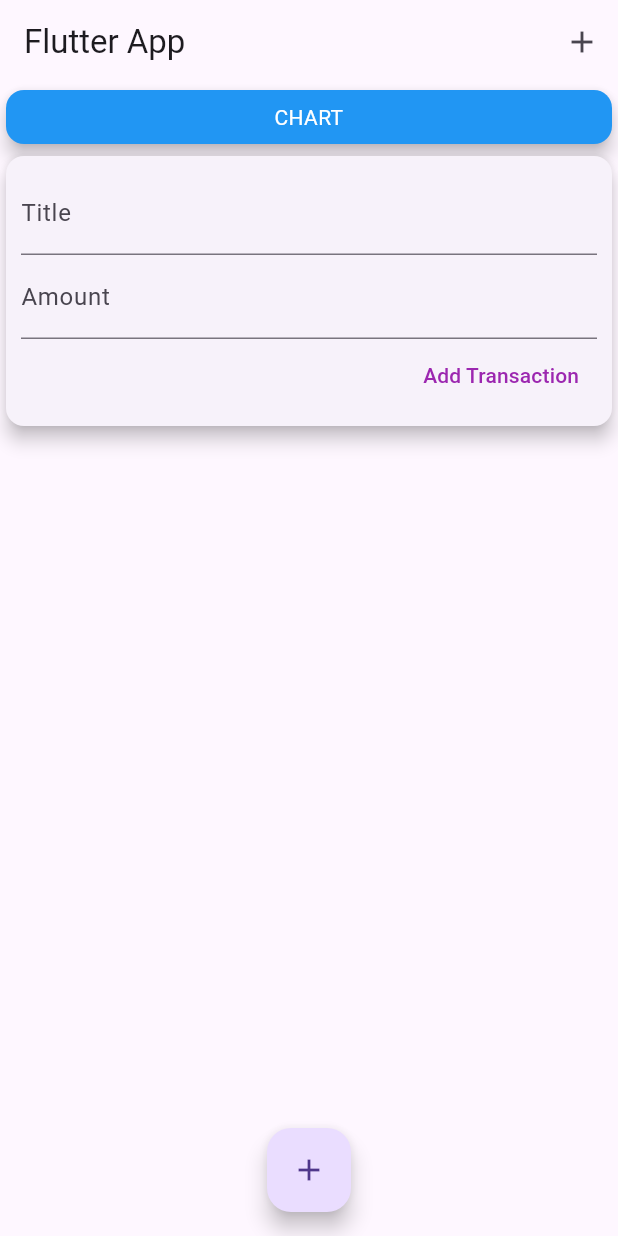
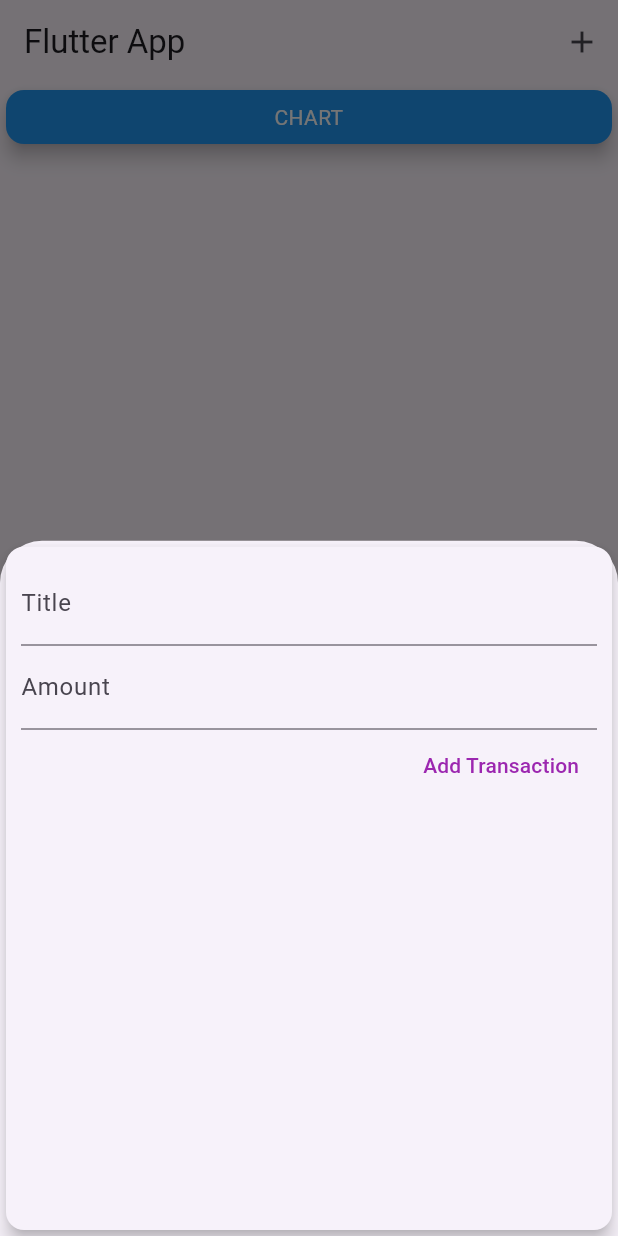
Before and after one commit to Birkity/Expense-planner, a Flutter app: the screen it shows after launch, after a tap on the "add" icon, on a phone screen of 412 x 824 dp. Run offline on Flutter 3.47's test engine with Material 3 defaults, Android fonts, the phone set to English and light mode, and no system bars.

Commit message:
Add a modal bottom sheet and move functionality and deleted unwanted widget

```diff
--- a/lib/main.dart
+++ b/lib/main.dart
@@ -1,13 +1,21 @@
+import 'package:expense_planner/widgets/transaction_list.dart';
 import 'package:flutter/material.dart';
-import 'package:expense_planner/widgets/user_transaction.dart';
+import 'widgets/transaction_list.dart';
+import 'models/transaction.dart';
+import 'widgets/new_transaction.dart';
 
 void main() {
   runApp(const MyApp());
 }
 
-class MyApp extends StatelessWidget {
+class MyApp extends StatefulWidget {
   const MyApp({super.key});
 
+  @override
+  State<MyApp> createState() => _MyAppState();
+}
+
+class _MyAppState extends State<MyApp> {
   @override
   Widget build(BuildContext context) {
     return MaterialApp(
@@ -22,6 +30,29 @@ class MyApp extends StatelessWidget {
 }
 
 class MyHomePage extends StatelessWidget {
+  final List<Transaction> transactions = [];
+
+  void _addNewTransaction(String title, double amount) {
+    final newTx = Transaction(
+        id: DateTime.now().millisecond.toString(),
+        title: title,
+        amount: amount,
+        date: DateTime.now());
+  }
+
+  void _startAddNewTransaction(BuildContext ctx) {
+    showModalBottomSheet(
+      context: ctx,
+      builder: (_) {
+        return GestureDetector(
+          onTap: () {},
+          child: NewTransaction(_addNewTransaction),
+          behavior: HitTestBehavior.opaque,
+        );
+      },
+    );
+  }
+
   @override
   Widget build(BuildContext context) {
     return Scaffold(
@@ -30,7 +61,7 @@ class MyHomePage extends StatelessWidget {
         actions: [
           IconButton(
             icon: const Icon(Icons.add),
-            onPressed: () {},
+            onPressed: () => _startAddNewTransaction(context),
           ),
         ],
       ),
@@ -53,13 +84,14 @@ class MyHomePage extends StatelessWidget {
                 elevation: 5,
               ),
             ),
-            UserTransaction(),
+            TransactionList(transactions),
           ],
         ),
       ),
       floatingActionButtonLocation: FloatingActionButtonLocation.centerFloat,
-      floatingActionButton:
-          FloatingActionButton(onPressed: () {}, child: const Icon(Icons.add)),
+      floatingActionButton: FloatingActionButton(
+          onPressed: () => _startAddNewTransaction(context),
+          child: const Icon(Icons.add)),
     );
   }
 }
--- a/lib/widgets/user_transaction.dart
+++ /dev/null
@@ -1,37 +0,0 @@
-import 'package:flutter/material.dart';
-import 'package:expense_planner/widgets/new_transaction.dart';
-import 'package:expense_planner/widgets/transaction_list.dart';
-import 'package:expense_planner/models/transaction.dart';
-
-class UserTransaction extends StatefulWidget {
-  const UserTransaction({super.key});
-
-  @override
-  State<UserTransaction> createState() => _UserTransactionState();
-}
-
-class _UserTransactionState extends State<UserTransaction> {
-  final List<Transaction> transactions = [];
-
-  void _addNewTransaction(String title, double amount) {
-    final newTx = Transaction(
-        id: DateTime.now().millisecond.toString(),
-        title: title,
-        amount: amount,
-        date: DateTime.now());
-
-    setState(() {
-      transactions.add(newTx);
-    });
-  }
-
-  @override
-  Widget build(BuildContext context) {
-    return Column(
-      children: [
-        NewTransaction(_addNewTransaction),
-        TransactionList(transactions),
-      ],
-    );
-  }
-}
```
